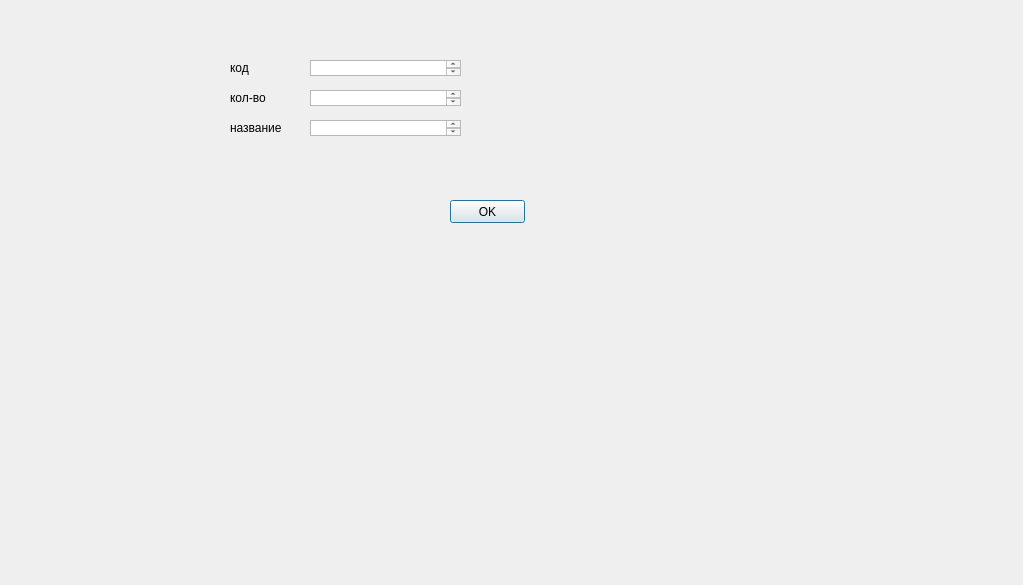
Before: the Qt Designer form addnewdetail.ui in nnnnway/lego_accounting_details, drawn with Qt 5.
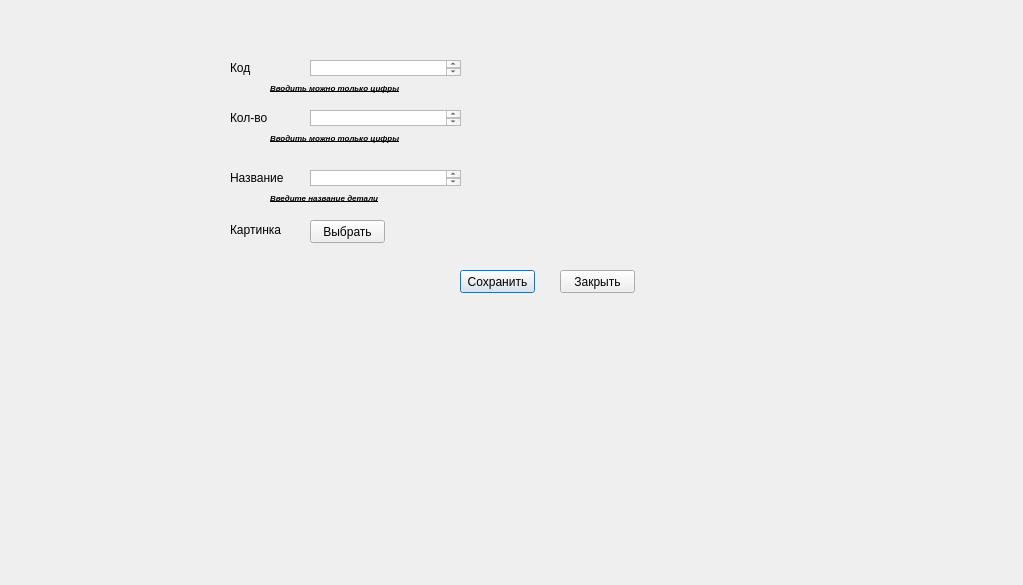
After: the same form once the commit is applied.

What changed in the file:
```diff
--- a/addnewdetail.ui
+++ b/addnewdetail.ui
@@ -23,33 +23,33 @@
     </rect>
    </property>
    <property name="text">
-    <string>код</string>
+    <string>Код</string>
    </property>
   </widget>
   <widget class="QLabel" name="label_2">
    <property name="geometry">
     <rect>
      <x>230</x>
-     <y>90</y>
+     <y>110</y>
      <width>60</width>
      <height>16</height>
     </rect>
    </property>
    <property name="text">
-    <string>кол-во</string>
+    <string>Кол-во</string>
    </property>
   </widget>
   <widget class="QLabel" name="label_3">
    <property name="geometry">
     <rect>
      <x>230</x>
-     <y>120</y>
+     <y>170</y>
      <width>60</width>
      <height>16</height>
     </rect>
    </property>
    <property name="text">
-    <string>название</string>
+    <string>Название</string>
    </property>
   </widget>
   <widget class="QTextEdit" name="textEdit">
@@ -66,7 +66,7 @@
    <property name="geometry">
     <rect>
      <x>310</x>
-     <y>90</y>
+     <y>110</y>
      <width>151</width>
      <height>16</height>
     </rect>
@@ -76,7 +76,7 @@
    <property name="geometry">
     <rect>
      <x>310</x>
-     <y>120</y>
+     <y>170</y>
      <width>151</width>
      <height>16</height>
     </rect>
@@ -85,14 +85,122 @@
   <widget class="QPushButton" name="pushButton">
    <property name="geometry">
     <rect>
-     <x>450</x>
-     <y>200</y>
+     <x>460</x>
+     <y>270</y>
      <width>75</width>
      <height>23</height>
     </rect>
    </property>
    <property name="text">
-    <string>OK</string>
+    <string>Сохранить</string>
+   </property>
+  </widget>
+  <widget class="QPushButton" name="select_image">
+   <property name="geometry">
+    <rect>
+     <x>310</x>
+     <y>220</y>
+     <width>75</width>
+     <height>23</height>
+    </rect>
+   </property>
+   <property name="text">
+    <string>Выбрать</string>
+   </property>
+  </widget>
+  <widget class="QLabel" name="label_4">
+   <property name="geometry">
+    <rect>
+     <x>230</x>
+     <y>220</y>
+     <width>61</width>
+     <height>20</height>
+    </rect>
+   </property>
+   <property name="text">
+    <string>Картинка</string>
+   </property>
+  </widget>
+  <widget class="QPushButton" name="close">
+   <property name="geometry">
+    <rect>
+     <x>560</x>
+     <y>270</y>
+     <width>75</width>
+     <height>23</height>
+    </rect>
+   </property>
+   <property name="text">
+    <string>Закрыть</string>
+   </property>
+  </widget>
+  <widget class="QLabel" name="codeErrorLabel">
+   <property name="enabled">
+    <bool>true</bool>
+   </property>
+   <property name="geometry">
+    <rect>
+     <x>270</x>
+     <y>80</y>
+     <width>241</width>
+     <height>16</height>
+    </rect>
+   </property>
+   <property name="font">
+    <font>
+     <pointsize>6</pointsize>
+     <weight>75</weight>
+     <italic>true</italic>
+     <bold>true</bold>
+     <underline>true</underline>
+    </font>
+   </property>
+   <property name="text">
+    <string>Вводить можно только цифры</string>
+   </property>
+  </widget>
+  <widget class="QLabel" name="countErrorLabel">
+   <property name="geometry">
+    <rect>
+     <x>270</x>
+     <y>130</y>
+     <width>201</width>
+     <height>16</height>
+    </rect>
+   </property>
+   <property name="font">
+    <font>
+     <pointsize>6</pointsize>
+     <weight>75</weight>
+     <italic>true</italic>
+     <bold>true</bold>
+     <underline>true</underline>
+    </font>
+   </property>
+   <property name="text">
+    <string>Вводить можно только цифры</string>
+   </property>
+  </widget>
+  <widget class="QLabel" name="nameErrorLabel">
+   <property name="geometry">
+    <rect>
+     <x>270</x>
+     <y>190</y>
+     <width>161</width>
+     <height>16</height>
+    </rect>
+   </property>
+   <property name="font">
+    <font>
+     <pointsize>6</pointsize>
+     <weight>75</weight>
+     <italic>true</italic>
+     <bold>true</bold>
+     <underline>true</underline>
+    </font>
+   </property>
+   <property name="text">
+    <string>Введите название детали</string>
    </property>
   </widget>
  </widget>
```
Left out of the diff: 8 changed lines with no effect on the pictures.
